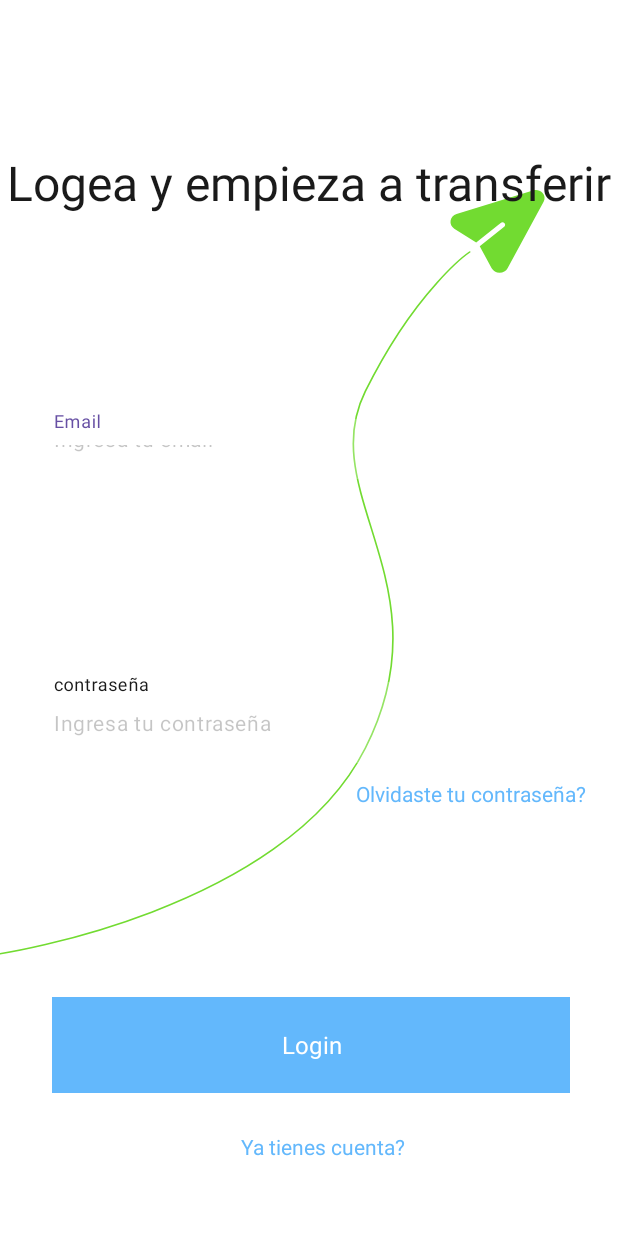
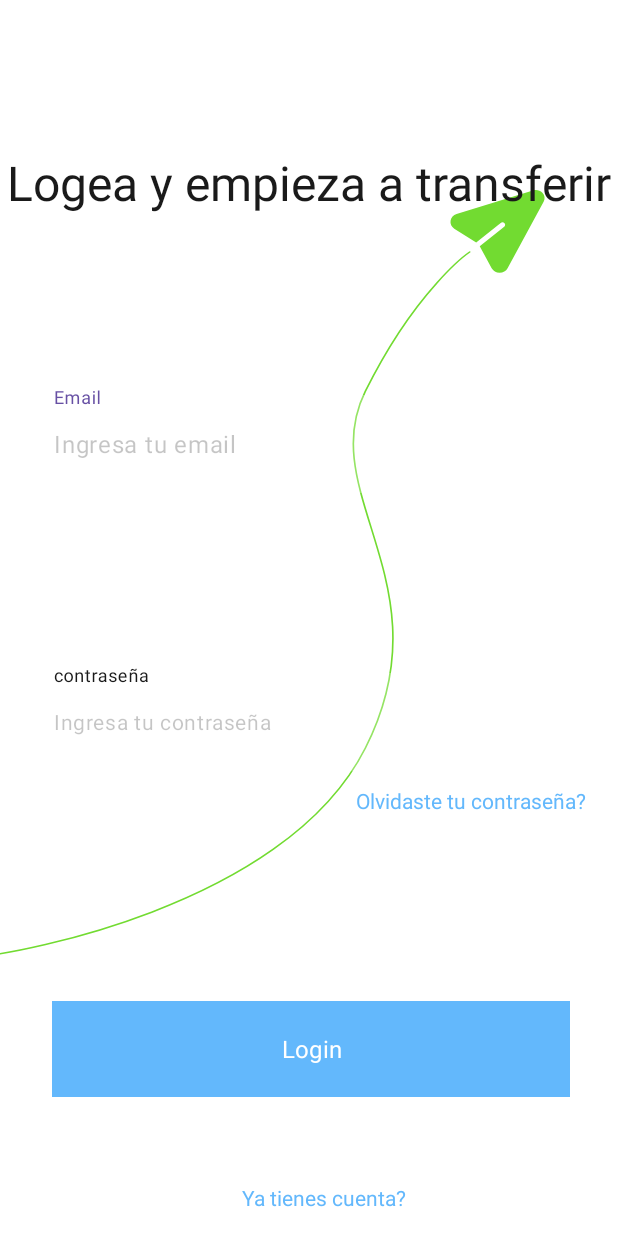
Before and after one commit to Magikine/AlkeWallet3, an Android app: the LoginPageActivity screen opened directly, with no data from a screen before it, on a phone screen of 412 x 824 dp. Run offline under Robolectric (Android 15) with nearby library versions, the phone set to English and light mode, and no system bars; Roboto replaces fonts that are not available here.

Commit message:
Initial commit

```diff
--- a/app/src/main/res/layout/activity_login_page.xml
+++ b/app/src/main/res/layout/activity_login_page.xml
@@ -39,12 +39,12 @@
             android:id="@+id/lbl_nombre_pg4"
             style="@style/label_negro"
             android:layout_width="match_parent"
-            android:layout_height="wrap_content"
+            android:layout_height="65dp"
             android:height="40dp"
             android:alpha="0.2494"
             android:background="@color/white"
             android:text="@string/ingresa_email"
-            android:textSize="14sp" />
+            android:textSize="16sp" />
     </com.google.android.material.textfield.TextInputLayout>
 
     <com.google.android.material.textfield.TextInputLayout
@@ -69,7 +69,7 @@
             android:id="@+id/txt_p2"
             style="@style/label_negro"
             android:layout_width="match_parent"
-            android:layout_height="wrap_content"
+            android:layout_height="65dp"
             android:alpha="0.2494"
             android:background="@color/white"
             android:text="@string/ingresa_contraseña" />
@@ -112,14 +112,14 @@
         android:layout_marginStart="20dp"
         android:layout_marginTop="50dp"
         android:layout_marginEnd="20dp"
-        android:layout_marginBottom="50dp"
+        android:layout_marginBottom="16dp"
         android:fontFamily="@font/jua"
         android:text="Ya tienes cuenta?"
         android:textColor="@color/celeste"
 
         app:layout_constraintBottom_toBottomOf="parent"
         app:layout_constraintEnd_toEndOf="parent"
-        app:layout_constraintHorizontal_bias="0.538"
+        app:layout_constraintHorizontal_bias="0.54"
         app:layout_constraintStart_toStartOf="parent"
         app:layout_constraintTop_toBottomOf="@string/ya_tienes_cuenta"
         app:layout_constraintVertical_bias="0.823" />
```
Also changed, not shown: app/src/main/java/marjoriemoya/miniguamvvm/view/adapter/LoginSignupPageActivity.kt (+5 -4 lines).
